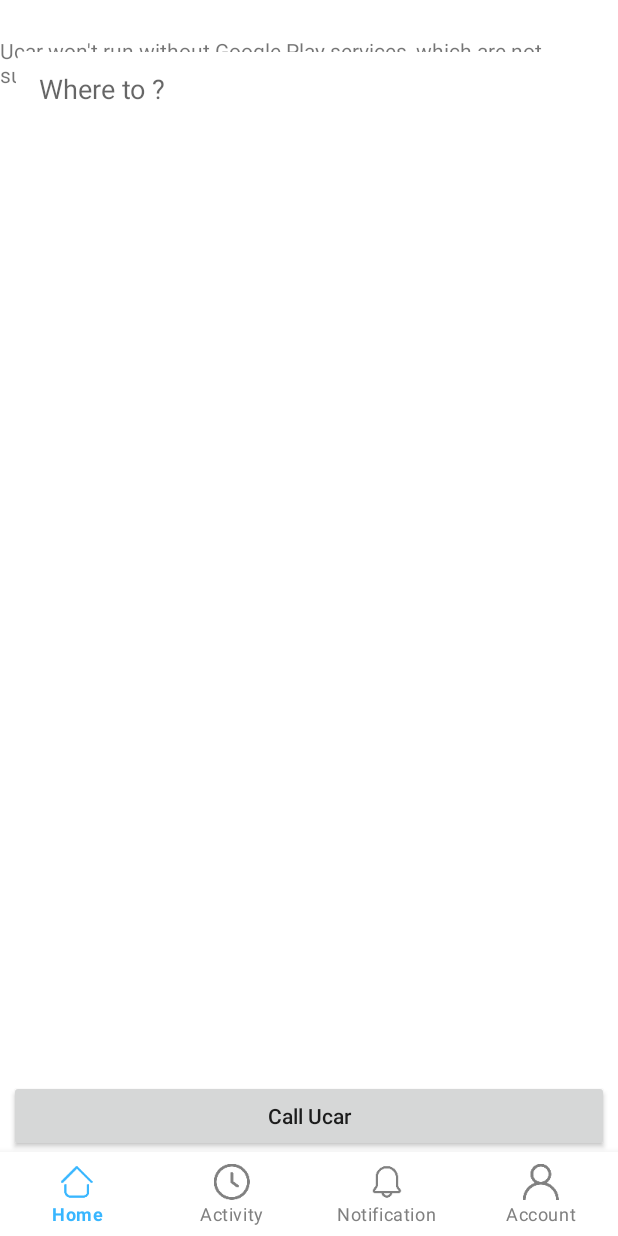
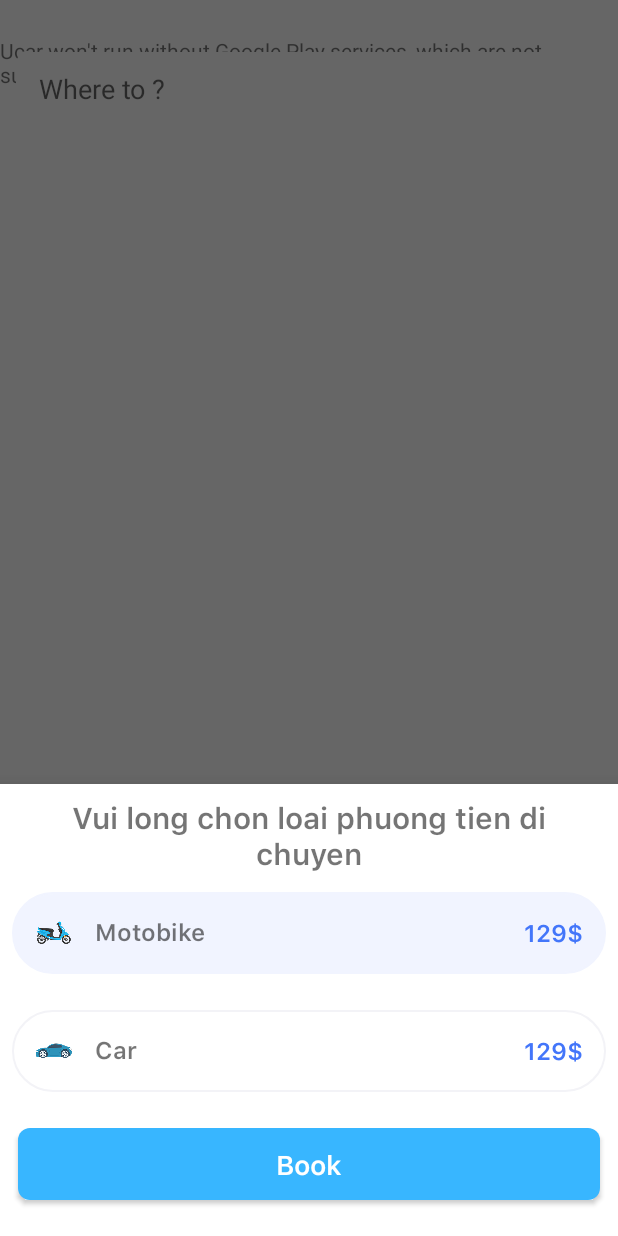
Before and after one commit to pvhung181/UcarApp, an Android app: the CustomerMapFragment screen opened directly, with no data from a screen before it, after a tap on "Call Ucar", on a phone screen of 412 x 824 dp. Run offline under Robolectric (Android 15) with nearby library versions, the phone set to English and light mode, and no system bars; our stand-ins replace Dagger/Hilt's generated code, Firebase (no records; nobody signed in at launch, a user with empty details on screens opened directly), data binding, sdp/ssp sizes; libraries missing offline, so code that uses them is left out: com.firebase.geofire, com.mapbox.search; plain views replace SearchResultsView; 4 statements that could not run were skipped.

Commit message:
update choose service

```diff
--- a/app/src/main/java/com/pvhung/ucar/common/Constant.kt
+++ b/app/src/main/java/com/pvhung/ucar/common/Constant.kt
@@ -26,6 +26,9 @@ object Constant {
     const val USER_GENDER = "gender"
     const val USER_PHONE = "phoneNumber"
     const val USER_RATING = "rating"
+    const val USER_SERVICE = "service"
+    const val MOTOBIKE_SERVICE = "Motobike"
+    const val CAR_SERVICE = "Car"
 
     const val DRIVER_STATE = "DriverState"
 
--- a/app/src/main/java/com/pvhung/ucar/data/model/User.kt
+++ b/app/src/main/java/com/pvhung/ucar/data/model/User.kt
@@ -1,6 +1,4 @@
 package com.pvhung.ucar.data.model
-
-import com.pvhung.ucar.common.Constant
 
 data class User(
     var fullName: String = "",
@@ -13,6 +11,13 @@ data class User(
     var isDriver: Boolean = false,
     var isActive: Boolean = true
 ) {
+    private var service = ""
+    fun setService(s: String) {
+        if (isDriver) service = s
+    }
+    fun getService(): String {
+        return service
+    }
 //    fun convertPropertiesToMap(): Map<String, Any> {
 //        val map = mutableMapOf<String, Any>()
 //        map[Constant.KEY_FULL_NAME] = fullName
--- a/app/src/main/java/com/pvhung/ucar/ui/customer/customer_map/CustomerMapFragment.kt
+++ b/app/src/main/java/com/pvhung/ucar/ui/customer/customer_map/CustomerMapFragment.kt
@@ -43,8 +43,10 @@ import com.pvhung.ucar.common.Constant
 import com.pvhung.ucar.common.enums.RequestState
 import com.pvhung.ucar.common.enums.UserBookingState
 import com.pvhung.ucar.data.model.RequestModel
+import com.pvhung.ucar.data.model.User
 import com.pvhung.ucar.databinding.FragmentCustomerMapBinding
 import com.pvhung.ucar.ui.base.BaseBindingFragment
+import com.pvhung.ucar.ui.dialog.BottomSheetBookingVehicle
 import com.pvhung.ucar.ui.dialog.EnableGpsDialog
 import com.pvhung.ucar.utils.DeviceHelper
 import com.pvhung.ucar.utils.FirebaseDatabaseUtils
@@ -76,6 +78,8 @@ class CustomerMapFragment : BaseBindingFragment<FragmentCustomerMapBinding, Cust
     private var isFoundDriver = false
     private var foundDriverId: String? = null
     private var isEditing = false
+    private var serviceBooking = Constant.MOTOBIKE_SERVICE
+    private var bookingBottomSheet: BottomSheetBookingVehicle? = null
 
     //Use for looking driver
     private var geoQuery: GeoQuery? = null
@@ -132,7 +136,21 @@ class CustomerMapFragment : BaseBindingFragment<FragmentCustomerMapBinding, Cust
         initView()
         onClick()
         setupAutoComplete()
+        initBottomsheet()
+    }
 
+    private fun initBottomsheet() {
+        bookingBottomSheet = BottomSheetBookingVehicle(
+            requireActivity(),
+            object : BottomSheetBookingVehicle.OnRequestListener {
+                override fun onBook(service: String) {
+                    serviceBooking = service
+                    requestUcar()
+                }
+
+                override fun onDismiss() {}
+            }
+        )
     }
 
     private fun setupAutoComplete() {
@@ -175,7 +193,6 @@ class CustomerMapFragment : BaseBindingFragment<FragmentCustomerMapBinding, Cust
                 s?.let {
                     if (s.isNotBlank()) {
                         binding.searchResultsView.beVisible()
-                        Log.e("hunglkj", "onTextChanged: dsadaass")
                     }
                     lifecycleScope.launch(Dispatchers.IO) {
                         placeAutocompleteUiAdapter?.search(s.toString())
@@ -235,7 +252,7 @@ class CustomerMapFragment : BaseBindingFragment<FragmentCustomerMapBinding, Cust
         binding.callUberBtn.setOnClickListener {
             when (bookState) {
                 UserBookingState.IDLE -> {
-                    requestUcar()
+                    bookingBottomSheet?.show()
                 }
 
                 else -> {
@@ -279,8 +296,7 @@ class CustomerMapFragment : BaseBindingFragment<FragmentCustomerMapBinding, Cust
             if (binding.search.isFocused) {
                 if (destination.isNotBlank()) {
                     searchDone()
-                }
-                else {
+                } else {
                     binding.search.clearFocus()
                     binding.search.hideKeyboard()
                 }
@@ -321,6 +337,13 @@ class CustomerMapFragment : BaseBindingFragment<FragmentCustomerMapBinding, Cust
             geoQuery?.addGeoQueryDataEventListener(object : GeoQueryDataEventListener {
                 override fun onDataEntered(dataSnapshot: DataSnapshot?, location: GeoLocation?) {
                     if (!isFoundDriver && dataSnapshot?.key != null && bookState == UserBookingState.LOOKING) {
+                        val db = FirebaseDatabaseUtils.getSpecificRiderDatabase(dataSnapshot.key!!)
+
+                        db.addListenerForSingleValueEvent(object : ValueEventListener {
+                            override fun onDataChange(snapshot: DataSnapshot) {
+                                if (isFoundDriver) return
+                                val user = FirebaseDatabaseUtils.getUserFromSnapshot(snapshot)
+                                if (user != null && user.getService() == serviceBooking) {
                                     isFoundDriver = true
                                     foundDriverId = dataSnapshot.key
 
@@ -337,15 +360,17 @@ class CustomerMapFragment : BaseBindingFragment<FragmentCustomerMapBinding, Cust
                                     bookState = UserBookingState.PENDING
                                     if (!isWaitingResponse) {
                                         isWaitingResponse = true
-                            driverRef.addValueEventListener(object : ValueEventListener {
+                                        driverRef.addValueEventListener(object :
+                                            ValueEventListener {
                                             override fun onDataChange(snapshot: DataSnapshot) {
                                                 if (snapshot.exists()) {
-                                        val request = snapshot.getValue(RequestModel::class.java)
-                                        Log.d("pvhung1", "onDataChange: ${request}")
+                                                    val request =
+                                                        snapshot.getValue(RequestModel::class.java)
                                                     if (request != null) {
                                                         if (request.state == RequestState.ACCEPT) {
                                                             showToast("Accepted")
                                                             getDriverLocation()
+                                                            updateNotiDriverInfo(user)
                                                             isWaitingResponse = false
                                                             bookState = UserBookingState.FOUND
                                                         } else if (request.state == RequestState.CANCEL) {
@@ -365,6 +390,13 @@ class CustomerMapFragment : BaseBindingFragment<FragmentCustomerMapBinding, Cust
 
                                         })
                                     }
+                                }
+
+                            }
+
+                            override fun onCancelled(error: DatabaseError) {}
+                        })
+
                     }
                 }
 
@@ -446,6 +478,21 @@ class CustomerMapFragment : BaseBindingFragment<FragmentCustomerMapBinding, Cust
                 }
             })
     }
+
+    fun updateNotiDriverInfo(user: User) {
+        binding.icNotifyMinimal.let {
+            it.tvName.text = user.fullName
+            it.tvRating.text = user.rating.toString()
+            it.tvVehicle.text = user.getService()
+        }
+
+        binding.icNotifyExpand.let {
+            it.tvName.text = user.fullName
+            it.tvRating.text = user.rating.toString()
+            it.tvVehicle.text = user.getService()
+        }
+    }
+
 
     fun updateWhenDriverArrived() {
         binding.icNotifyExpand.btnRide.text = getString(R.string.arrived)
--- /dev/null
+++ b/app/src/main/java/com/pvhung/ucar/ui/dialog/BottomSheetBookingVehicle.kt
@@ -0,0 +1,73 @@
+package com.pvhung.ucar.ui.dialog
+
+import android.content.Context
+import android.content.res.ColorStateList
+import android.graphics.Color
+import android.os.Bundle
+import android.view.LayoutInflater
+import android.view.Window
+import android.widget.RelativeLayout
+import androidx.appcompat.app.AppCompatActivity
+import androidx.core.content.ContextCompat
+import androidx.core.graphics.drawable.toDrawable
+import androidx.databinding.DataBindingUtil
+import com.google.android.material.bottomsheet.BottomSheetDialog
+import com.pvhung.ucar.R
+import com.pvhung.ucar.common.Constant
+import com.pvhung.ucar.databinding.BottomSheetBookingVehicleBinding
+
+class BottomSheetBookingVehicle(context: Context, val listener: OnRequestListener) :
+    BottomSheetDialog(context) {
+
+    private val binding: BottomSheetBookingVehicleBinding
+    var currentVehicle = Constant.MOTOBIKE_SERVICE
+
+    override fun onCreate(savedInstanceState: Bundle?) {
+        super.onCreate(savedInstanceState)
+        window!!.setBackgroundDrawable(Color.TRANSPARENT.toDrawable())
+        this.window!!
+            .setLayout(
+                RelativeLayout.LayoutParams.MATCH_PARENT,
+                RelativeLayout.LayoutParams.MATCH_PARENT
+            )
+    }
+
+    init {
+        requestWindowFeature(Window.FEATURE_NO_TITLE)
+        binding = DataBindingUtil.inflate(
+            LayoutInflater.from(getContext()),
+            R.layout.bottom_sheet_booking_vehicle,
+            null,
+            false
+        )
+
+        setContentView(binding.root)
+
+        setOnDismissListener {
+            listener.onDismiss()
+        }
+
+        binding.bookingBtn.setOnClickListener {
+            listener.onBook(currentVehicle)
+            this.dismiss()
+        }
+
+        binding.bgCar.setOnClickListener {
+            currentVehicle = Constant.CAR_SERVICE
+            binding.bgCar.backgroundTintList = ColorStateList.valueOf(ContextCompat.getColor(context, R.color.color_F1F4FF))
+            binding.bgMotobike.backgroundTintList = null
+        }
+
+        binding.bgMotobike.setOnClickListener {
+            currentVehicle = Constant.MOTOBIKE_SERVICE
+            binding.bgMotobike.backgroundTintList = ColorStateList.valueOf(ContextCompat.getColor(context, R.color.color_F1F4FF))
+            binding.bgCar.backgroundTintList = null
+
+        }
+    }
+
+    interface OnRequestListener {
+        fun onBook(service: String)
+        fun onDismiss()
+    }
+}
--- a/app/src/main/java/com/pvhung/ucar/ui/main/signup/SignUpFragment.kt
+++ b/app/src/main/java/com/pvhung/ucar/ui/main/signup/SignUpFragment.kt
@@ -12,6 +12,8 @@ import androidx.core.content.ContextCompat
 import androidx.core.view.isVisible
 import com.google.firebase.auth.FirebaseAuth
 import com.pvhung.ucar.R
+import com.pvhung.ucar.common.Constant.CAR_SERVICE
+import com.pvhung.ucar.common.Constant.MOTOBIKE_SERVICE
 import com.pvhung.ucar.data.model.User
 import com.pvhung.ucar.databinding.FragmentSignUpBinding
 import com.pvhung.ucar.ui.base.BaseBindingFragment
@@ -27,10 +29,6 @@ import java.util.Calendar
 
 
 class SignUpFragment : BaseBindingFragment<FragmentSignUpBinding, SignUpViewModel>() {
-
-    private val MOTOBIKE_SERVICE = -1
-    private val CAR_SERVICE = -2
-
     private var currentService = MOTOBIKE_SERVICE
 
     private lateinit var mAuth: FirebaseAuth
@@ -177,6 +175,7 @@ class SignUpFragment : BaseBindingFragment<FragmentSignUpBinding, SignUpViewMode
                             isDriver = !binding.rbUser.isChecked
                         )
                         user = userInfo.copy(password = "")
+                        userInfo.setService(currentService)
                         FirebaseDatabaseUtils.saveUserInfo(mAuth.currentUser?.uid!!, userInfo)
                     }
                 }.addOnFailureListener { e ->
--- a/app/src/main/java/com/pvhung/ucar/ui/splash/SplashActivity.kt
+++ b/app/src/main/java/com/pvhung/ucar/ui/splash/SplashActivity.kt
@@ -4,6 +4,7 @@ import android.annotation.SuppressLint
 import android.content.Intent
 import android.graphics.Color
 import android.os.Bundle
+import android.util.Log
 import android.widget.Toast
 import com.pvhung.ucar.R
 import com.pvhung.ucar.databinding.ActivitySplashBinding
@@ -30,6 +31,7 @@ class SplashActivity : BaseBindingActivity<ActivitySplashBinding, SplashViewMode
     private fun observe() {
         viewModel.user.observe(this) {
             if (it != null) {
+                Log.e("pvhung2", "observe: suer !+ null")
                 if (it.isDriver) goDriverScreen()
                 else goCustomerScreen()
                 viewModel.user.value = null
--- a/app/src/main/java/com/pvhung/ucar/utils/FirebaseDatabaseUtils.kt
+++ b/app/src/main/java/com/pvhung/ucar/utils/FirebaseDatabaseUtils.kt
@@ -79,6 +79,7 @@ object FirebaseDatabaseUtils {
                 rating = snapshot.child(Constant.USER_RATING).getNumberValue()
                 isDriver = snapshot.child(Constant.USER_IS_DRIVER).getBooleanValue()
                 isActive = snapshot.child(Constant.USER_IS_ACTIVE).getBooleanValue()
+                setService(snapshot.child(Constant.USER_SERVICE).getStringValue())
             }
             return user
         } catch (_: Exception) {
--- /dev/null
+++ b/app/src/main/res/drawable/bg_ripple_stroke_f3f3f7_30.xml
@@ -0,0 +1,10 @@
+<?xml version="1.0" encoding="utf-8"?>
+<ripple xmlns:android="http://schemas.android.com/apk/res/android"
+    android:color="?colorControlHighlight">
+    <item>
+        <shape android:shape="rectangle">
+            <corners android:radius="@dimen/_30sdp" />
+            <stroke android:width="@dimen/_1sdp" android:color="@color/color_f3f3f7"/>
+        </shape>
+    </item>
+</ripple>
--- /dev/null
+++ b/app/src/main/res/drawable/bg_ripple_white_top_24.xml
@@ -0,0 +1,10 @@
+<?xml version="1.0" encoding="utf-8"?>
+<ripple xmlns:android="http://schemas.android.com/apk/res/android"
+    android:color="?colorControlHighlight">
+    <item>
+        <shape android:shape="rectangle">
+            <corners android:topLeftRadius="@dimen/_24sdp" android:topRightRadius="@dimen/_24sdp"/>
+            <solid android:color="@color/white" />
+        </shape>
+    </item>
+</ripple>
--- /dev/null
+++ b/app/src/main/res/layout/bottom_sheet_booking_vehicle.xml
@@ -0,0 +1,134 @@
+<?xml version="1.0" encoding="utf-8"?>
+<layout xmlns:android="http://schemas.android.com/apk/res/android"
+    xmlns:app="http://schemas.android.com/apk/res-auto">
+
+
+
+    <androidx.constraintlayout.widget.ConstraintLayout
+        android:layout_width="match_parent"
+        android:layout_height="wrap_content"
+        android:background="@drawable/bg_ripple_white_top_24">
+
+        <androidx.appcompat.widget.AppCompatTextView
+            android:id="@+id/tvTitle"
+            android:layout_width="match_parent"
+            android:layout_height="wrap_content"
+            android:layout_marginHorizontal="12dp"
+            android:layout_marginVertical="8dp"
+            android:fontFamily="@font/sf_pro_display_semi_bold"
+            android:gravity="center"
+            android:text="Vui long chon loai phuong tien di chuyen"
+            android:textSize="20dp"
+            app:layout_constraintTop_toTopOf="parent" />
+
+        <View
+            android:id="@+id/bgMotobike"
+            android:layout_width="0dp"
+            android:layout_height="0dp"
+            android:layout_marginHorizontal="8dp"
+            android:background="@drawable/bg_ripple_stroke_f3f3f7_30"
+            android:backgroundTint="#F1F4FF"
+            app:layout_constraintBottom_toBottomOf="@id/tvMotobike"
+            app:layout_constraintEnd_toEndOf="parent"
+            app:layout_constraintStart_toStartOf="parent"
+            app:layout_constraintTop_toTopOf="@id/tvMotobike" />
+
+
+        <androidx.appcompat.widget.AppCompatTextView
+            android:id="@+id/tvMotobike"
+            android:layout_width="wrap_content"
+            android:layout_height="wrap_content"
+            android:layout_marginStart="16dp"
+            android:layout_marginTop="12dp"
+            android:drawableStart="@drawable/ic_motobike"
+            android:drawablePadding="@dimen/_12sdp"
+            android:fontFamily="@font/sf_pro_display_semi_bold"
+            android:paddingVertical="@dimen/_12sdp"
+            android:text="Motobike"
+            android:textSize="16sp"
+            app:layout_constraintStart_toStartOf="@id/bgMotobike"
+            app:layout_constraintTop_toBottomOf="@id/tvTitle" />
+
+        <androidx.appcompat.widget.AppCompatTextView
+            android:id="@+id/tvPrice"
+            android:layout_width="0dp"
+            android:layout_height="wrap_content"
+            android:layout_marginStart="10dp"
+            android:layout_marginEnd="15dp"
+            android:fontFamily="@font/sf_pro_display_semi_bold"
+            android:gravity="end|center_vertical"
+            android:includeFontPadding="false"
+            android:paddingVertical="22dp"
+            android:text="129$"
+            android:textColor="@color/color_4376FA"
+            android:textSize="16sp"
+            app:layout_constraintBottom_toBottomOf="@id/tvMotobike"
+            app:layout_constraintEnd_toEndOf="@+id/bgMotobike"
+            app:layout_constraintTop_toTopOf="@id/tvMotobike" />
+
+        <View
+            android:id="@+id/bgCar"
+            android:layout_width="0dp"
+            android:layout_height="0dp"
+            android:layout_marginHorizontal="8dp"
+            android:background="@drawable/bg_ripple_stroke_f3f3f7_30"
+            app:layout_constraintBottom_toBottomOf="@id/tvCar"
+            app:layout_constraintEnd_toEndOf="parent"
+            app:layout_constraintStart_toStartOf="parent"
+            app:layout_constraintTop_toTopOf="@id/tvCar" />
+
+
+        <androidx.appcompat.widget.AppCompatTextView
+            android:id="@+id/tvCar"
+            android:layout_width="wrap_content"
+            android:layout_height="wrap_content"
+            android:layout_marginStart="16dp"
+            android:layout_marginTop="24dp"
+            android:drawableStart="@drawable/ic_car"
+            android:drawablePadding="@dimen/_12sdp"
+            android:fontFamily="@font/sf_pro_display_semi_bold"
+            android:paddingVertical="@dimen/_12sdp"
+            android:text="Car"
+            android:textSize="16sp"
+            app:layout_constraintStart_toStartOf="@id/bgMotobike"
+            app:layout_constraintTop_toBottomOf="@id/tvMotobike" />
+
+        <androidx.appcompat.widget.AppCompatTextView
+            android:id="@+id/tvPriceCar"
+            android:layout_width="0dp"
+            android:layout_height="wrap_content"
+            android:layout_marginStart="10dp"
+            android:layout_marginEnd="15dp"
+            android:fontFamily="@font/sf_pro_display_semi_bold"
+            android:gravity="end|center_vertical"
+            android:includeFontPadding="false"
+            android:paddingVertical="22dp"
+            android:text="129$"
+            android:textColor="@color/color_4376FA"
+            android:textSize="16sp"
+            app:layout_constraintBottom_toBottomOf="@id/bgCar"
+            app:layout_constraintEnd_toEndOf="@+id/bgCar"
+            app:layout_constraintTop_toTopOf="@id/bgCar" />
+
+
+        <androidx.appcompat.widget.AppCompatButton
+            android:id="@+id/bookingBtn"
+            android:layout_width="0dp"
+            android:layout_height="wrap_content"
+            android:layout_marginHorizontal="12dp"
+            android:layout_marginTop="24dp"
+            android:background="@drawable/bg_ripple_white_round_6"
+            android:backgroundTint="@color/color_38b6ff"
+            android:fontFamily="@font/sf_pro_display_semi_bold"
+            android:text="@string/book"
+            android:textAllCaps="false"
+            android:textColor="@color/white"
+            android:textSize="18dp"
+            app:layout_constraintBottom_toBottomOf="parent"
+            android:layout_marginBottom="24dp"
+            app:layout_constraintEnd_toEndOf="parent"
+            app:layout_constraintStart_toStartOf="parent"
+            app:layout_constraintTop_toBottomOf="@id/tvCar" />
+
+    </androidx.constraintlayout.widget.ConstraintLayout>
+</layout>
--- a/app/src/main/res/values/colors.xml
+++ b/app/src/main/res/values/colors.xml
@@ -16,6 +16,10 @@
     <color name="color_4d3c3c43">#4D3C3C43</color>
     <color name="color_007aff">#007AFF</color>
     <color name="color_c5c5c7">#c5c5c7</color>
+    <color name="color_4376FA">#4376FA</color>
+    <color name="color_f3f3f7">#f3f3f7</color>
+    <color name="color_F1F4FF">#F1F4FF</color>
+
 
 
 </resources>
--- a/app/src/main/res/values/strings.xml
+++ b/app/src/main/res/values/strings.xml
@@ -46,4 +46,5 @@
     <string name="call_ucar">Call Ucar</string>
     <string name="hyphen">-----------------</string>
     <string name="where_to">Where to ?</string>
+    <string name="book">Book</string>
 </resources>
```
Lines whose indentation alone changed are shown as unchanged.
